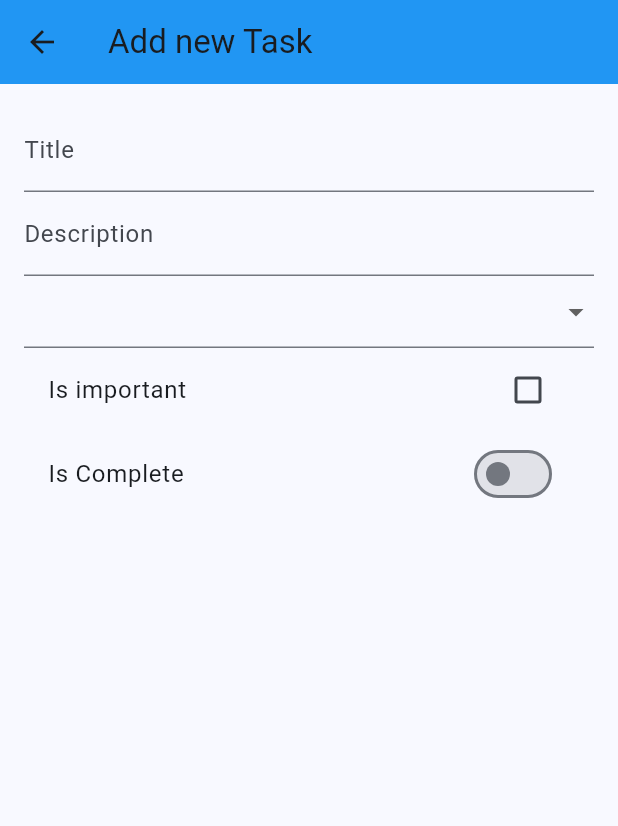
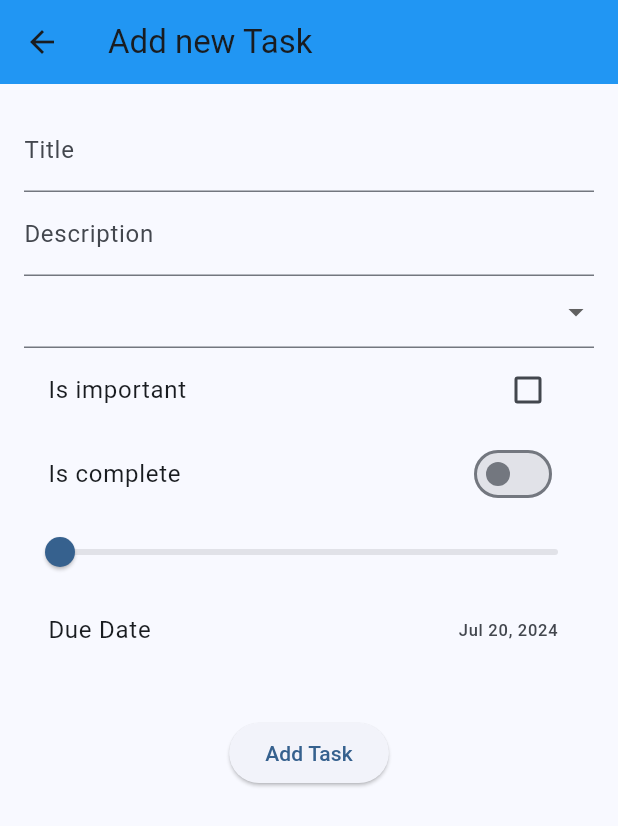
Before and after one commit to williamtheodoruswijaya/waming_store, a Flutter app: the screen it shows after launch, after a tap on the "add" icon, on a phone screen of 412 x 824 dp. Shown: the top 826 px of the screen. Run offline on Flutter 3.47's test engine with Material 3 defaults, Android fonts, the phone set to English and light mode, and no system bars; missing offline and left inert: dart:ffi.

Commit message:
Beres sampe session 4

```diff
--- a/lib/add_task_page.dart
+++ b/lib/add_task_page.dart
@@ -1,4 +1,6 @@
 import 'package:flutter/material.dart';
+import 'package:intl/intl.dart';
+import 'models/task.dart';
 
 class AddTaskPage extends StatefulWidget {
   const AddTaskPage({super.key});
@@ -19,13 +21,29 @@ class _AddTaskPageState extends State<AddTaskPage> {
   bool _isImportant = false;
   bool _isComplete = false;
   double _progress = 0.0;
-  DateTime _dueData = DateTime.now();
+  DateTime _dueDate = DateTime.now();
   // List pilihan buat dropdown
   final List<String> _iconPaths = [
     "images/task1.png",
     "images/task2.png",
     "images/task3.png",
   ];
+
+  void addTask(){
+    if(_formKey.currentState!.validate()){
+      _formKey.currentState!.save();
+      final newTask = Task(
+        _title,
+        _description,
+        _iconPath,
+        _isImportant,
+        _isComplete,
+        _progress,
+        _dueDate
+      );
+      Navigator.pop(context, newTask); // mindahin object newTask ke page sebelumnya
+    }
+  }
 
   @override
   Widget build(BuildContext context) {
@@ -89,13 +107,44 @@ class _AddTaskPageState extends State<AddTaskPage> {
                             });
                           }),
                       SwitchListTile(
-                          title: const Text("Is Complete"),
+                          title: const Text("Is complete"),
                           value: _isComplete,
                           onChanged: (value) {
                             setState(() {
-                              _isComplete = value ?? _isComplete;
+                              _isComplete = value;
                             });
-                          })
+                          }),
+                      Slider(
+                        label: "Task Progress",
+                        value: _progress,
+                        onChanged: (value) {
+                          setState(() {
+                            _progress = value;
+                          });
+                        },
+                      ),
+                      ListTile(
+                        title: const Text("Due Date"),
+                        trailing: Text(DateFormat('MMM dd, yyyy').format(_dueDate)),
+                        onTap: () async {
+                          final DateTime? pickedDate = await showDatePicker(
+                            context: context,
+                            initialDate: _dueDate,
+                            firstDate: DateTime.now(),
+                            lastDate: DateTime.now().add(const Duration(days: 365)),
+                          );
+                          if (pickedDate != null && pickedDate != _dueDate) {
+                            setState(() {
+                              _dueDate = pickedDate;
+                            });
+                          }
+                        } // Dia bakal nampilin text dibawah title.
+                      ),
+                      const SizedBox(height:30),
+                      ElevatedButton(
+                        onPressed: addTask, // Action ketika button di click
+                        child: const Text("Add Task"), // UI yg mau didisplay apa
+                      )
                     ])))));
   }
 }
--- a/lib/task_page.dart
+++ b/lib/task_page.dart
@@ -1,4 +1,5 @@
 import 'package:flutter/material.dart';
+import 'package:waming_store/models/task.dart';
 import 'add_task_page.dart';
 
 class taskPage extends StatefulWidget {
@@ -9,9 +10,13 @@ class taskPage extends StatefulWidget {
 }
 
 class _taskPageState extends State<taskPage> {
-  void openAddTaskForm() {
-    Navigator.push(
-        context, MaterialPageRoute(builder: (context) => const AddTaskPage()));
+  List<Task> tasks = [];
+
+  void openAddTaskForm() async {
+    final task = await Navigator.push(context, MaterialPageRoute(builder: (context) => const AddTaskPage()));
+    if(task != null){
+      setState(() => tasks.add(task));
+    }
   }
 
   @override
@@ -21,11 +26,63 @@ class _taskPageState extends State<taskPage> {
         title: const Text("Task Manager"),
         backgroundColor: Colors.blue,
       ),
-      body: const Placeholder(),
+      body: SingleChildScrollView(
+        child: Column(
+          crossAxisAlignment: CrossAxisAlignment.start,
+          children: [
+            Text("Task in Grid"),
+            SizedBox(height: 20),
+            Container(
+              height: 250,
+              child: GridView.builder(
+                shrinkWrap: true,
+                itemCount: tasks.length,
+                gridDelegate: const SliverGridDelegateWithFixedCrossAxisCount(
+                  crossAxisCount: 2,
+                  crossAxisSpacing: 10,
+                  childAspectRatio: 3 / 2,
+                  mainAxisSpacing: 10,
+                ),
+                itemBuilder: (context, index){
+                  final task = tasks[index];
+                  return Card(
+                    child: Padding(
+                      padding: EdgeInsets.all(8),
+                      child: Column(
+                        crossAxisAlignment: CrossAxisAlignment.start,
+                        children: [
+                          Expanded(
+                            child: Column(
+                              crossAxisAlignment: CrossAxisAlignment.start,
+                              children: [
+                                Text(task.title, style: const TextStyle(fontSize: 20, fontWeight: FontWeight.bold)),
+                                Text(task.description, style: const TextStyle(fontSize: 16)),
+                              ]
+                            )
+                          ),
+                          Row(
+                            mainAxisAlignment: MainAxisAlignment.spaceBetween,
+                            children: [
+                              task.isImportant ? Icon(Icons.star, color: Colors.yellow) : SizedBox(),
+                              task.isComplete ? Icon(Icons.check_circle, color: Colors.green) : SizedBox(),
+                            ]
+                          ),
+                          SizedBox(height: 8),
+                          LinearProgressIndicator(value: task.progress, backgroundColor: Colors.grey, valueColor: AlwaysStoppedAnimation<Color>(Colors.blue)),
+                        ],
+                      )
+                    )
+                  );
+                }
+              )
+            )
+          ]
+        )
+      ),
       floatingActionButton: FloatingActionButton(
         // floatingActionButton Harus ada onPressed ketika kita buat sebuah button
+        onPressed: openAddTaskForm,
         child: const Icon(Icons.add),
-        onPressed: openAddTaskForm,
       ),
     );
   }
--- a/pubspec.yaml
+++ b/pubspec.yaml
@@ -30,6 +30,7 @@ environment:
 dependencies:
   flutter:
     sdk: flutter
+  intl: any
 
   # The following adds the Cupertino Icons font to your application.
   # Use with the CupertinoIcons class for iOS style icons.
```
Also changed, not shown: pubspec.lock.
